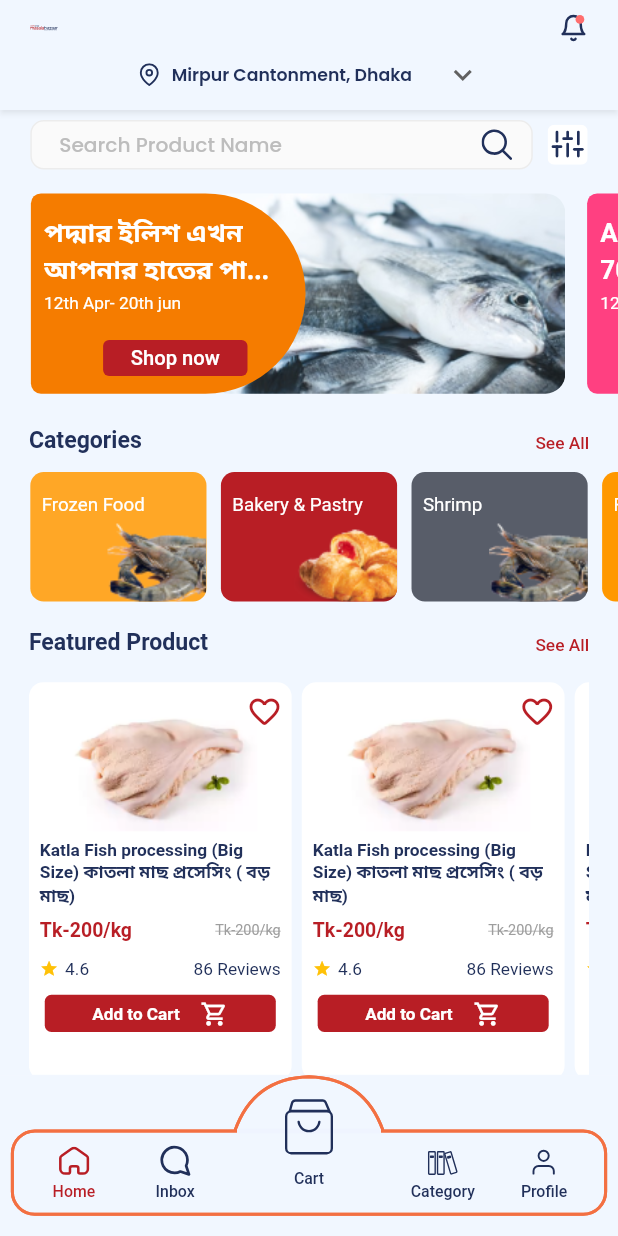
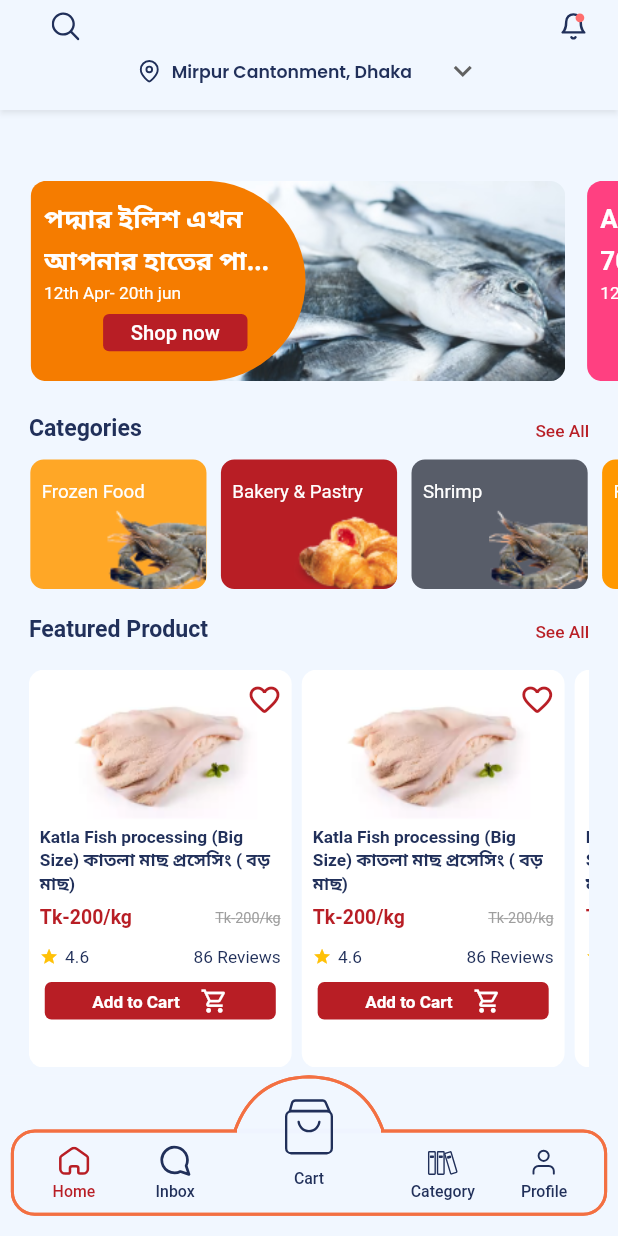
Before and after one commit to Sabuj-Kumar/ecomarce_project_masala_bazar, a Flutter app: the screen it shows after launch, on a phone screen of 412 x 824 dp. Run offline on Flutter 3.47's test engine with Material 2 defaults, Android fonts, the phone set to English and light mode, and no system bars; drawn by our look-alikes of carousel_slider; our stand-ins replace connectivity, fluro, flutter_screenutil, flutter_svg, get, google_fonts and 3 more; accounts and stored records are empty; generated files the repository leaves out were written again; project files that could hold a hidden picture were left out.

Commit message:
AppBar Updated, Search Container Removed

```diff
--- a/lib/pages/homePage/view/home_page.dart
+++ b/lib/pages/homePage/view/home_page.dart
@@ -9,7 +9,6 @@ import '../widget/special_offer.dart';
 import '../widget/category_list.dart';
 import '../widget/custom_appBar.dart';
 import '../widget/featured_product.dart';
-import '../widget/search_container.dart';
 import '../widget/top_banner.dart';
 
 
@@ -29,11 +28,8 @@ class _HomePageState extends State<HomePage> {
       child: Column(
         children: [
           const CustomAppBar(),
-          SizedBox(
-            height: _height * 0.008,
-          ),
-          const SearchContainer(),
-          SizedBox(height: 18.h,),
+          // const SearchContainer(),
+          SizedBox(height: 53.h,),
           const TopBanner(),
           SizedBox(height: 25.25.h,),
           const CategoryList(),
--- a/lib/pages/homePage/widget/custom_appBar.dart
+++ b/lib/pages/homePage/widget/custom_appBar.dart
@@ -37,14 +37,23 @@ class _CustomAppBarState extends State<CustomAppBar> {
         width: _width,
         child: Column(
           children: [
-            Row(
+            Padding(
+              padding: EdgeInsets.only(left: 15.w),
+              child: Row(
                 mainAxisAlignment: MainAxisAlignment.spaceBetween,
                 children: [
-                SvgPicture.asset(
-                  'assets/logo/masalaBazaar_logo.svg',
-                  //width: 100,
-                  height: 25.h,
-                  width: 19.17.w,
+                  // SvgPicture.asset(
+                  //   'assets/logo/masalaBazaar_logo.svg',
+                  //   //width: 100,
+                  //   height: 25.h,
+                  //   width: 19.17.w,
+                  // ),
+                  InkWell(
+                    onTap: () {
+                    },
+                    child: SvgPicture.asset(
+                      'assets/icons/search_icon.svg', width: 19.17.w,
+                    ),
                   ),
                   InkWell(
                     onTap: () {
@@ -57,6 +66,7 @@ class _CustomAppBarState extends State<CustomAppBar> {
                     ),
                   ),
                 ],
+              ),
             ),
             SizedBox(
               height: 8.92.h,
--- a/lib/pages/homePage/widget/top_banner.dart
+++ b/lib/pages/homePage/widget/top_banner.dart
@@ -63,7 +63,7 @@ class _TopBannerState extends State<TopBanner> {
                                 child: Container(
                                   decoration: BoxDecoration(
                                       borderRadius: BorderRadius.all(
-                                        Radius.circular(15.r),
+                                        Radius.circular(12.r),
                                       ),
                                       image: DecorationImage(
                                           fit: BoxFit.cover,
@@ -82,8 +82,8 @@ class _TopBannerState extends State<TopBanner> {
                                     ? Colors.orange.shade700
                                     : Colors.pinkAccent,
                                 borderRadius: BorderRadius.only(
-                                    topLeft: Radius.circular(10.r),
-                                    bottomLeft: Radius.circular(10.r),
+                                    topLeft: Radius.circular(15.r),
+                                    bottomLeft: Radius.circular(15.r),
                                     topRight: Radius.circular(100.r),
                                     bottomRight: Radius.circular(100.r))),
                           ),
@@ -106,22 +106,26 @@ class _TopBannerState extends State<TopBanner> {
                                         style:
                                             CustomTextStyle.header2Semi(context)
                                                 .copyWith(
-                                          height: 1.6.h,
+                                              fontSize: 18.sp,
+                                          height: 1.8.h,
                                           color: Colors.white,
                                         )),
                                   ),
+                                ),
+                                SizedBox(
+                                  height: 2.h,
                                 ),
                                 Text(
                                   item.date!,
                                   style: CustomTextStyle.body(context).copyWith(color: Colors.white),
                                 ),
                                 SizedBox(
-                                  height: 20.h,
+                                  height: 8.h,
                                 ),
                                 Padding(
                                   padding: EdgeInsets.only(left: 40.89.w),
                                   child: SizedBox(
-                                    height: 27.h,
+                                    height: 28.h,
                                     width: 100.w,
                                     child: ElevatedButton(
                                         onPressed: () {},
```
Lines whose indentation alone changed are shown as unchanged.
